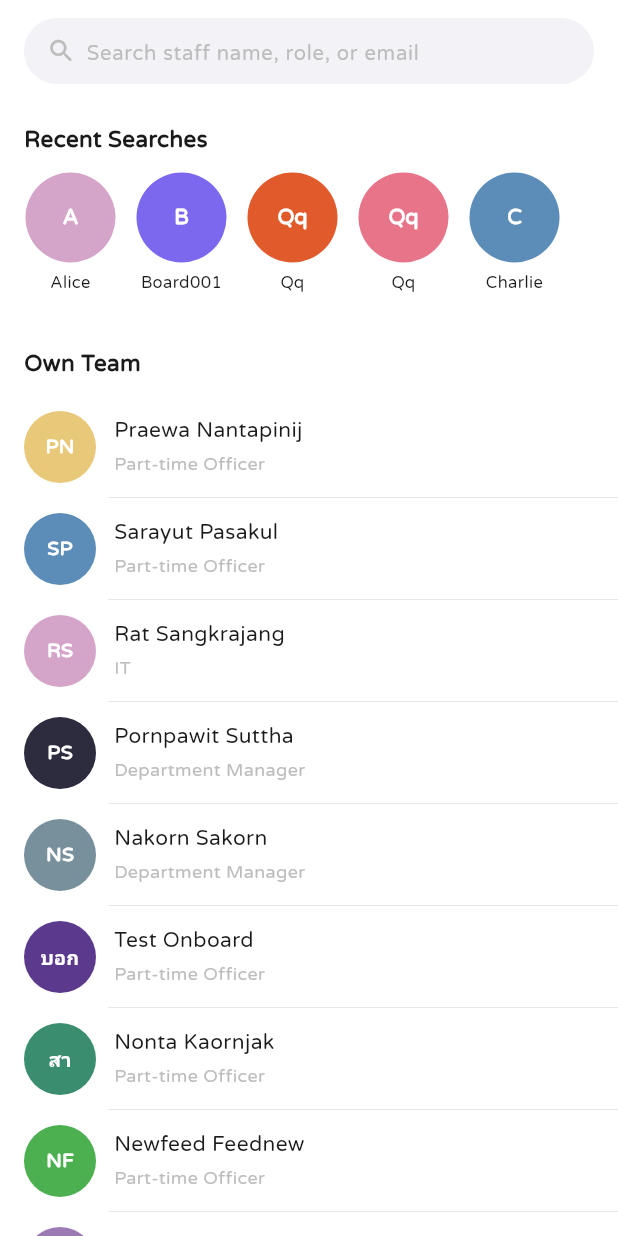
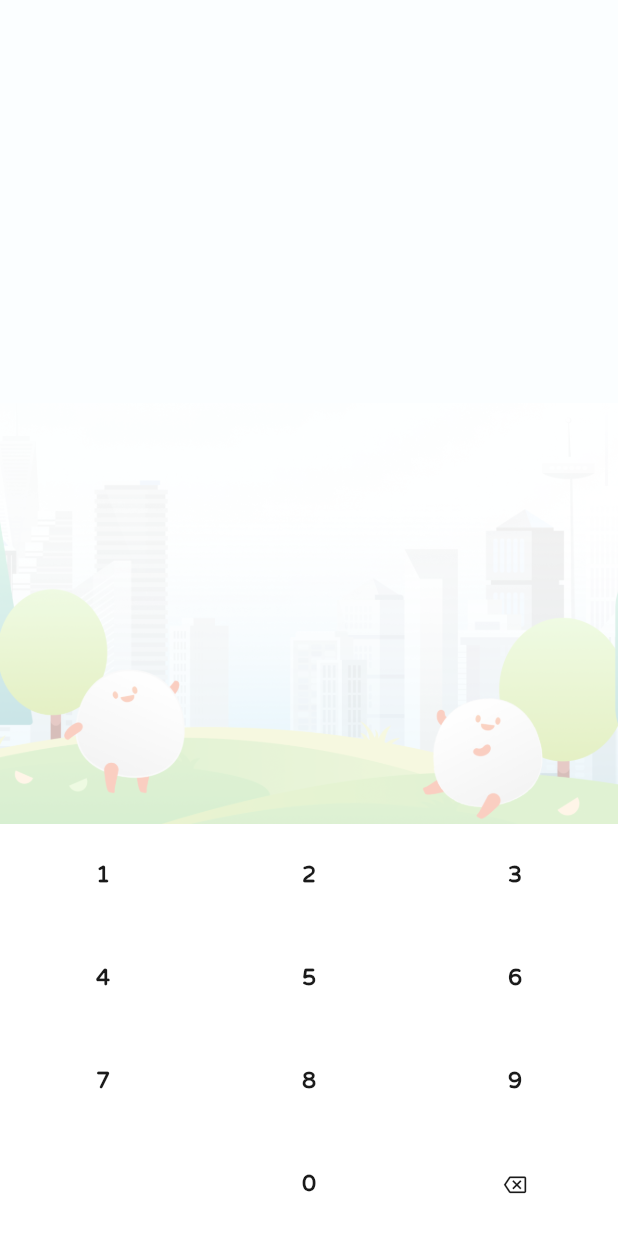
Before and after one commit to YogurtRamune/gofive_preintern_app_assignment, a Flutter app: the screen it shows after launch, on a phone screen of 412 x 824 dp. Run offline on Flutter 3.47's test engine with Material 3 defaults, Android fonts, the phone set to English and light mode, and no system bars.

Commit message:
Refactor project structure, implement PinPage and MainPage with navigation, and migrate to theme-based styling.

```diff
--- a/lib/main.dart
+++ b/lib/main.dart
@@ -1,5 +1,7 @@
 import 'package:flutter/material.dart';
-import 'package:flutter_preintern_app/pages/contact_page.dart';
+import 'package:flutter_preintern_app/pages/main_page/main_page.dart';
+import 'package:flutter_preintern_app/pages/main_page/contact_page.dart';
+import 'package:flutter_preintern_app/pages/pin_page.dart';
 import 'package:flutter_preintern_app/shared/data/app_theme.dart';
 
 void main() {
@@ -15,7 +17,7 @@ class EmpeoApp extends StatelessWidget {
       title: 'Empeo',
       debugShowCheckedModeBanner: false,
       theme: AppTheme.light,
-      home: const ContactPage(),
+      home: PinPage(),
     );
   }
 }
--- a/lib/pages/contact_page.dart
+++ b/lib/pages/main_page/contact_page.dart
@@ -189,14 +189,8 @@ class _ContactPageState extends State<ContactPage> {
                     const SliverToBoxAdapter(child: SizedBox(height: 8)),
                   ],
                   const _SectionHeader(title: 'Own Team'),
-                  SliverList.separated(
+                  SliverList.builder(
                     itemCount: _filteredTeam.length,
-                    separatorBuilder: (_, _) => const Divider(
-                      height: 0,
-                      indent: 72,
-                      thickness: 0.5,
-                      color: AppTheme.outline,
-                    ),
                     itemBuilder: (context, index) =>
                         _StaffTile(member: _filteredTeam[index]),
                   ),
@@ -228,10 +222,14 @@ class _SearchBar extends StatelessWidget {
       child: TextField(
         controller: controller,
         onChanged: onChanged,
-        style: const TextStyle(fontSize: 14, color: AppTheme.onSurface),
-        decoration: const InputDecoration(
+        // labelLarge: fontSize 14, w500 — matches the input value style
+        style: Theme.of(context).textTheme.labelLarge,
+        decoration: InputDecoration(
           hintText: 'Search staff name, role, or email',
-          hintStyle: TextStyle(fontSize: 13.5, color: AppTheme.hint),
+          // bodyLarge: fontSize 13.5 — override color to hint
+          hintStyle: Theme.of(
+            context,
+          ).textTheme.bodyLarge!.copyWith(color: AppTheme.hint),
           prefixIcon: Padding(
             padding: EdgeInsets.only(left: 15, right: 2.6),
             child: Icon(
@@ -264,11 +262,7 @@ class _SectionHeader extends StatelessWidget {
         padding: const EdgeInsets.fromLTRB(16, 18, 16, 10),
         child: Text(
           title,
-          style: const TextStyle(
-            fontSize: 15,
-            fontWeight: FontWeight.w700,
-            color: AppTheme.onSurface,
-          ),
+          style: Theme.of(context).extension<AppTextStyles>()!.sectionHeader,
         ),
       ),
     );
@@ -308,11 +302,9 @@ class _RecentSearchChip extends StatelessWidget {
           backgroundColor: item.avatarColor,
           child: Text(
             item.initials,
-            style: const TextStyle(
-              color: Colors.white,
-              fontSize: 14,
-              fontWeight: FontWeight.w600,
-            ),
+            style: Theme.of(
+              context,
+            ).extension<AppTextStyles>()!.avatarInitial.copyWith(fontSize: 14),
           ),
         ),
         const SizedBox(height: 5),
@@ -323,7 +315,10 @@ class _RecentSearchChip extends StatelessWidget {
             maxLines: 1,
             overflow: TextOverflow.ellipsis,
             textAlign: TextAlign.center,
-            style: const TextStyle(fontSize: 11, color: AppTheme.onSurface),
+            // bodyMedium: onSurface color — override size to 11 (smaller than default 13)
+            style: Theme.of(
+              context,
+            ).textTheme.bodyMedium!.copyWith(fontSize: 11),
           ),
         ),
       ],
@@ -348,11 +343,10 @@ class _StaffTile extends StatelessWidget {
               backgroundColor: member.avatarColor,
               child: Text(
                 member.initials,
-                style: const TextStyle(
-                  color: Colors.white,
-                  fontSize: 13,
-                  fontWeight: FontWeight.w600,
-                ),
+                style: Theme.of(context)
+                    .extension<AppTextStyles>()!
+                    .avatarInitial
+                    .copyWith(fontSize: 13),
               ),
             ),
             const SizedBox(width: 12),
@@ -365,16 +359,19 @@ class _StaffTile extends StatelessWidget {
                     member.name,
                     maxLines: 1,
                     overflow: TextOverflow.ellipsis,
-                    style: const TextStyle(
-                      fontSize: 14,
-                      fontWeight: FontWeight.w500,
-                      color: AppTheme.onSurface,
-                    ),
+                    // labelLarge: fontSize 14, w500 — exact match for staff name
+                    style: Theme.of(
+                      context,
+                    ).textTheme.labelLarge!.copyWith(color: AppTheme.onSurface),
                   ),
                   const SizedBox(height: 2),
                   Text(
                     member.role,
-                    style: const TextStyle(fontSize: 12, color: AppTheme.hint),
+                    // bodyMedium: w400 base — override size to 12 and color to hint
+                    style: Theme.of(context).textTheme.bodyMedium!.copyWith(
+                      fontSize: 12,
+                      color: AppTheme.hint,
+                    ),
                   ),
                 ],
               ),
--- /dev/null
+++ b/lib/pages/pin_page.dart
@@ -0,0 +1,107 @@
+import 'package:flutter/material.dart';
+import 'package:flutter_preintern_app/shared/data/app_theme.dart';
+
+class PinPage extends StatelessWidget {
+  const PinPage({super.key});
+
+  @override
+  Widget build(BuildContext context) {
+    return Scaffold(
+      backgroundColor: Color.fromARGB(255, 251, 254, 255),
+      body: SafeArea(
+        child: LayoutBuilder(
+          builder: (context, constrain) {
+            return Column(
+              mainAxisAlignment: MainAxisAlignment.end,
+              children: [
+                Image.asset('asset/img/deco/pin_bg.png'),
+                SizedBox(
+                  height: constrain.maxHeight / 3,
+                  child: ColoredBox(
+                    color: Theme.of(context).colorScheme.surface,
+                    child: Column(
+                      children: [
+                        Flexible(
+                          child: Row(
+                            children: [
+                              Flexible(child: _Button(child: Text('1'),)),
+                              Flexible(child: _Button(child: Text('2'),)),
+                              Flexible(child: _Button(child: Text('3'))),
+                            ],
+                          ),
+                        ),
+                        Flexible(
+                          child: Row(
+                            children: [
+                              Flexible(child: _Button(child: Text('4'))),
+                              Flexible(child: _Button(child: Text('5'))),
+                              Flexible(child: _Button(child: Text('6'))),
+                            ],
+                          ),
+                        ),
+                        Flexible(
+                          child: Row(
+                            children: [
+                              Flexible(child: _Button(child: Text('7'))),
+                              Flexible(child: _Button(child: Text('8'))),
+                              Flexible(child: _Button(child: Text('9'))),
+                            ],
+                          ),
+                        ),
+                        Flexible(
+                          child: Row(
+                            children: [
+                              Flexible(child: _Button(child: SizedBox.shrink(),)),
+                              Flexible(child: _Button(child: Text('0'))),
+                              Flexible(child: _Button(child: Icon(Icons.backspace_outlined))),
+                            ],
+                          ),
+                        ),
+                      ],
+                    ),
+                  ),
+                ),
+              ],
+            );
+          },
+        ),
+      ),
+    );
+  }
+}
+
+class _Button extends StatelessWidget {
+  final Widget? child;
+  final void Function()? onTap;
+  final TextStyle? _textStyle;
+  const _Button({super.key, this.child, TextStyle? textStyle, this.onTap}): _textStyle = textStyle;
+
+  @override
+  Widget build(BuildContext context) {
+
+    if (child == null) return const Placeholder();
+    final TextStyle textStyle = _textStyle ?? Theme.of(context).extension<AppTextStyles>()!.sectionHeader;
+
+    return InkWell(
+      onTap: onTap,
+      child: Center(
+        child: FractionallySizedBox(
+          widthFactor: 0.5,
+          heightFactor: 0.5,
+          child: Center(
+            child: DefaultTextStyle.merge(
+              style: textStyle,
+              child: IconTheme.merge(
+                data: IconThemeData(
+                  color: textStyle.color,
+                  size: textStyle.fontSize,
+                ),
+                child: child!,
+              ),
+            ),
+          ),
+        ),
+      ),
+    );
+  }
+}
--- a/lib/shared/data/app_theme.dart
+++ b/lib/shared/data/app_theme.dart
@@ -24,6 +24,10 @@ abstract final class AppTheme {
   // ── Light theme ──────────────────────────────────────────────────────────
   static ThemeData get light => ThemeData(
     fontFamily: font, // ← global fallback for the whole app
+    extensions: const [AppTextStyles.light],
+    badgeTheme: BadgeThemeData(
+      backgroundColor: Color.fromARGB(255, 255, 42, 56)
+    ),
     // Colours
     colorScheme: const ColorScheme.light(
       primary: primary,
@@ -88,7 +92,7 @@ abstract final class AppTheme {
         textStyle: const TextStyle(
           fontFamily: font,
           fontSize: 14,
-          fontWeight: .w800
+          fontWeight: .w800,
         ), // ← button label
         shape: RoundedRectangleBorder(borderRadius: BorderRadius.circular(10)),
       ),
@@ -100,9 +104,62 @@ abstract final class AppTheme {
         textStyle: const TextStyle(
           fontFamily: font,
           fontSize: 14,
-          fontWeight: .w800
+          fontWeight: .w800,
         ), // ← button label
       ),
     ),
   );
 }
+
+/// Custom text styles that don't belong in Flutter's standard [TextTheme].
+///
+/// Access via:
+///   Theme.of(context).extension<AppTextStyles>()!.sectionHeader
+///   Theme.of(context).extension<AppTextStyles>()!.avatarInitial
+class AppTextStyles extends ThemeExtension<AppTextStyles> {
+  const AppTextStyles({
+    required this.sectionHeader,
+    required this.avatarInitial,
+  });
+
+  /// Bold label used for list section headers (e.g. "Own Team").
+  final TextStyle sectionHeader;
+
+  /// Base style for initials inside a [CircleAvatar] — white + semi-bold.
+  /// Supply [fontSize] via [copyWith] to match the avatar radius:
+  ///   `ext.avatarInitial.copyWith(fontSize: 14)`
+  final TextStyle avatarInitial;
+
+  /// Default instance registered in [AppTheme.light].
+  static const light = AppTextStyles(
+    sectionHeader: TextStyle(
+      fontFamily: AppTheme.font,
+      fontSize: 15,
+      fontWeight: FontWeight.w700,
+      color: AppTheme.onSurface,
+    ),
+    avatarInitial: TextStyle(
+      fontFamily: AppTheme.font,
+      color: Colors.white,
+      fontWeight: FontWeight.w600,
+    ),
+  );
+
+  @override
+  AppTextStyles copyWith({
+    TextStyle? sectionHeader,
+    TextStyle? avatarInitial,
+  }) => AppTextStyles(
+    sectionHeader: sectionHeader ?? this.sectionHeader,
+    avatarInitial: avatarInitial ?? this.avatarInitial,
+  );
+
+  @override
+  AppTextStyles lerp(AppTextStyles? other, double t) {
+    if (other == null) return this;
+    return AppTextStyles(
+      sectionHeader: TextStyle.lerp(sectionHeader, other.sectionHeader, t)!,
+      avatarInitial: TextStyle.lerp(avatarInitial, other.avatarInitial, t)!,
+    );
+  }
+}
```
Also changed, not shown: lib/pages/main_page/main_page.dart (added, +120 -0 lines), asset/img/deco/pin_bg.png (added).
